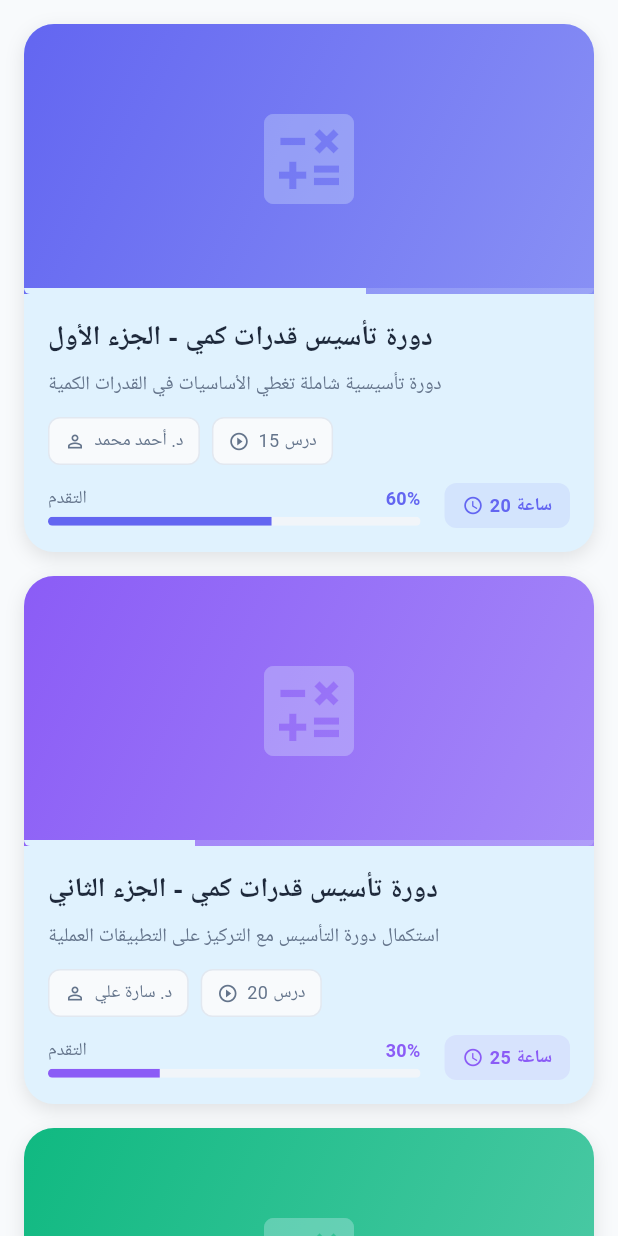
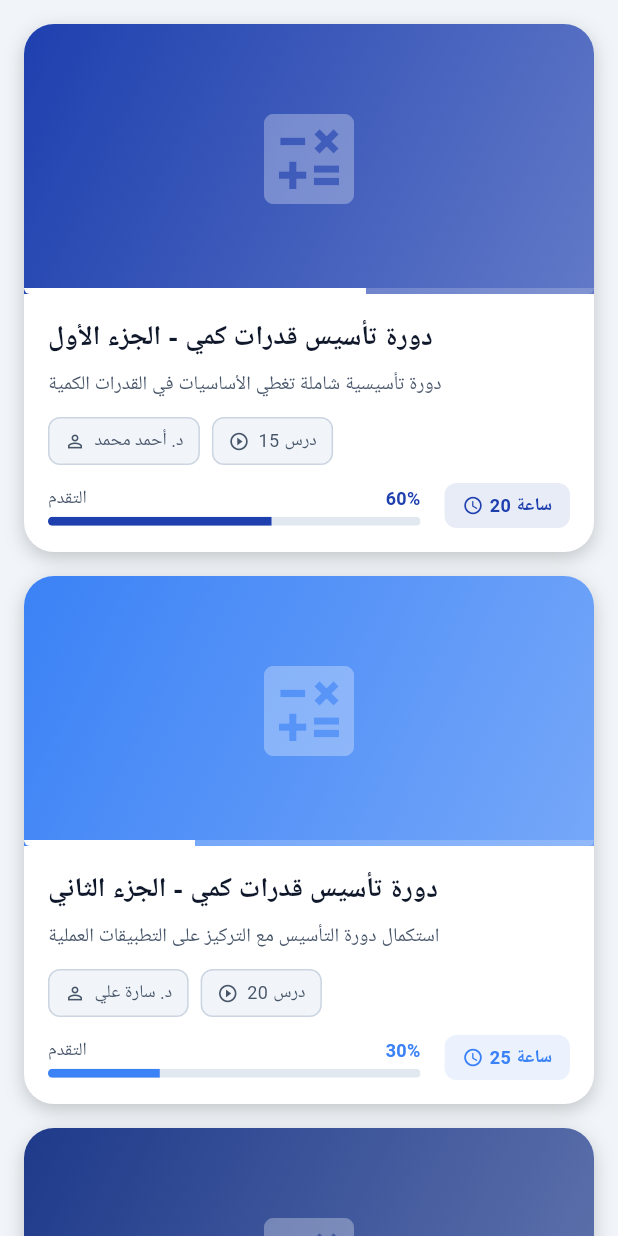
Before and after one commit to MohamedANaagi/TeacherZone, a Flutter app: the CoursesScreen screen opened directly, on a phone screen of 412 x 824 dp. Run offline on Flutter 3.47's test engine with Material 3 defaults, Android fonts, the light colour scheme and no system bars; our stand-ins replace equatable, flutter_bloc, go_router, image_picker, shared_preferences; accounts and stored records are empty; Roboto replaces fonts that are missing (Urbanist).

Commit message:
Update color scheme and refactor color usage across screens
- Changed primary, secondary, and accent colors in `app_color.dart` for a darker theme.
- Updated course and exam color references in `courses_screen.dart` and `exams_screen.dart` to use new color constants.
- Simplified padding in `onboarding_content.dart` for cleaner layout.
- Adjusted color values for better visual consistency and user experience.

```diff
--- a/lib/core/styling/app_color.dart
+++ b/lib/core/styling/app_color.dart
@@ -1,36 +1,46 @@
 import 'package:flutter/material.dart';
 
 class AppColors {
-  // الألوان الأساسية - نظام ألوان باردة متناسق
-  static const Color primaryColor = Color(0xFF38BDF8); // Blue (بمظهر بارد منعش)
-  static const Color primaryDark = Color(0xFF0EA5E9); // Blue Dark
-  static const Color primaryLight = Color(0xFF7DD3FC); // Blue Light
+  // الألوان الأساسية - نظام ألوان داكن
+  static const Color primaryColor = Color(0xFF1E40AF); // أزرق داكن
+  static const Color primaryDark = Color(0xFF1E3A8A); // أزرق أغمق
+  static const Color primaryLight = Color(0xFF3B82F6); // أزرق متوسط
 
-  static const Color secondaryColor = Color(0xFFE0F2FE); // أزرق فاتح جدا (بارد)
-  static const Color secondaryDark = Color(0xFFBAE6FD); // أزرق أفتح وأكثر برودة
+  static const Color secondaryColor = Color(0xFFFFFFFF); // أبيض
+  static const Color secondaryDark = Color(0xFFF1F5F9); // رمادي فاتح جداً
   // ألوان النص
-  static const Color textPrimary = Color(0xFF1E293B); // رمادي داكن للنصوص
-  static const Color textSecondary = Color(0xFF64748B); // رمادي متوسط
-  static const Color textLight = Color(0xFF94A3B8); // رمادي فاتح
+  static const Color textPrimary = Color(0xFF0F172A); // أسود تقريباً للنصوص
+  static const Color textSecondary = Color(0xFF475569); // رمادي داكن
+  static const Color textLight = Color(0xFF64748B); // رمادي متوسط
 
   // ألوان إضافية
-  static const Color accentColor = Color(0xFF8B5CF6); // بنفسجي - للتأكيد
-  static const Color successColor = Color(0xFF10B981); // أخضر - للنجاح
-  static const Color warningColor = Color(0xFFF59E0B); // برتقالي - للتحذير
-  static const Color errorColor = Color(0xFFEF4444); // أحمر - للأخطاء
-  static const Color infoColor = Color(0xFF3B82F6); // أزرق - للمعلومات
+  static const Color accentColor = Color(0xFF6D28D9); // بنفسجي داكن
+  static const Color successColor = Color(0xFF059669); // أخضر داكن
+  static const Color warningColor = Color(0xFFD97706); // برتقالي داكن
+  static const Color errorColor = Color(0xFFDC2626); // أحمر داكن
+  static const Color infoColor = Color(0xFF2563EB); // أزرق داكن
 
   // ألوان الخلفية
   static const Color backgroundColor = Color(0xFFFFFFFF);
-  static const Color backgroundLight = Color(0xFFF8FAFC);
-  static const Color backgroundDark = Color(0xFFF1F5F9);
+  static const Color backgroundLight = Color(0xFFF1F5F9);
+  static const Color backgroundDark = Color(0xFFE2E8F0);
 
   // ألوان الحدود
-  static const Color borderColor = Color(0xFFE2E8F0);
-  static const Color borderLight = Color(0xFFF1F5F9);
+  static const Color borderColor = Color(0xFFCBD5E1);
+  static const Color borderLight = Color(0xFFE2E8F0);
 
   // ألوان الظلال
-  static const Color shadowColor = Color(0x1A000000);
+  static const Color shadowColor = Color(0x33000000);
+
+  // ألوان الكورسات
+  static const Color courseColor = Color(0xFF1E40AF); // أزرق للكورسات
+  static const Color courseColorDark = Color(0xFF1E3A8A); // أزرق داكن
+  static const Color courseColorLight = Color(0xFF3B82F6); // أزرق فاتح
+
+  // ألوان الاختبارات
+  static const Color examColor = Color(0xFF1E40AF); // بنفسجي للاختبارات
+  static const Color examColorDark = Color(0xFF1E3A8A); // بنفسجي داكن
+  static const Color examColorLight = Color(0xFF3B82F6); // بنفسجي فاتح
 
   // ألوان قديمة (للتوافق مع الكود القديم)
   @Deprecated('Use textPrimary instead')
--- a/lib/features/main/presentation/screens/courses_screen.dart
+++ b/lib/features/main/presentation/screens/courses_screen.dart
@@ -18,7 +18,7 @@ class CoursesScreen extends StatelessWidget {
       'duration': '20 ساعة',
       'progress': 60,
       'image': 'math',
-      'color': 0xFF6366F1,
+      'color': AppColors.courseColor.value,
     },
     {
       'id': '2',
@@ -29,7 +29,7 @@ class CoursesScreen extends StatelessWidget {
       'duration': '25 ساعة',
       'progress': 30,
       'image': 'math',
-      'color': 0xFF8B5CF6,
+      'color': AppColors.courseColorLight.value,
     },
     {
       'id': '3',
@@ -40,7 +40,7 @@ class CoursesScreen extends StatelessWidget {
       'duration': '22 ساعة',
       'progress': 0,
       'image': 'math',
-      'color': 0xFF10B981,
+      'color': AppColors.courseColorDark.value,
     },
     {
       'id': '4',
@@ -51,7 +51,7 @@ class CoursesScreen extends StatelessWidget {
       'duration': '15 ساعة',
       'progress': 45,
       'image': 'math',
-      'color': 0xFF3B82F6,
+      'color': AppColors.courseColor.value,
     },
     {
       'id': '5',
@@ -62,7 +62,7 @@ class CoursesScreen extends StatelessWidget {
       'duration': '18 ساعة',
       'progress': 0,
       'image': 'math',
-      'color': 0xFFF59E0B,
+      'color': AppColors.courseColorLight.value,
     },
     {
       'id': '6',
@@ -73,7 +73,7 @@ class CoursesScreen extends StatelessWidget {
       'duration': '12 ساعة',
       'progress': 0,
       'image': 'math',
-      'color': 0xFFEF4444,
+      'color': AppColors.courseColorDark.value,
     },
   ];
 
--- a/lib/features/main/presentation/screens/exams_screen.dart
+++ b/lib/features/main/presentation/screens/exams_screen.dart
@@ -16,7 +16,7 @@ class ExamsScreen extends StatelessWidget {
       'videoId': '1',
       'courseId': '1',
       'subject': 'قدرات كمي',
-      'color': 0xFF6366F1,
+      'color': AppColors.examColor.value,
       'isCompleted': false,
       'score': null,
     },
@@ -28,7 +28,7 @@ class ExamsScreen extends StatelessWidget {
       'videoId': '2',
       'courseId': '1',
       'subject': 'قدرات كمي',
-      'color': 0xFF6366F1,
+      'color': AppColors.examColor.value,
       'isCompleted': true,
       'score': 85,
     },
@@ -40,7 +40,7 @@ class ExamsScreen extends StatelessWidget {
       'videoId': '4',
       'courseId': '1',
       'subject': 'قدرات كمي',
-      'color': 0xFF6366F1,
+      'color': AppColors.examColorLight.value,
       'isCompleted': false,
       'score': null,
     },
@@ -52,7 +52,7 @@ class ExamsScreen extends StatelessWidget {
       'videoId': '1',
       'courseId': '2',
       'subject': 'قدرات كمي',
-      'color': 0xFF8B5CF6,
+      'color': AppColors.examColorDark.value,
       'isCompleted': false,
       'score': null,
     },
@@ -64,7 +64,7 @@ class ExamsScreen extends StatelessWidget {
       'videoId': '3',
       'courseId': '2',
       'subject': 'قدرات كمي',
-      'color': 0xFF8B5CF6,
+      'color': AppColors.examColor.value,
       'isCompleted': false,
       'score': null,
     },
```
Also changed, not shown: lib/features/onboarding/presentation/widgets/onboarding_content.dart (+2 -9 lines), lib/features/main/presentation/screens/main_screen.dart (line endings or trailing spaces).
